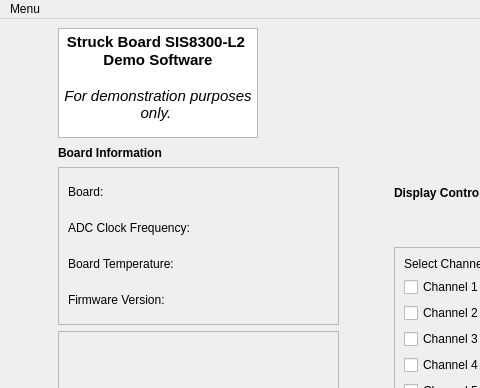
Qt form main_window.ui (cagil-gumus/Demo_Software) before a commit; both pictures show x 0 to 480 and y 0 to 388 of the 773 by 604 pixel window.
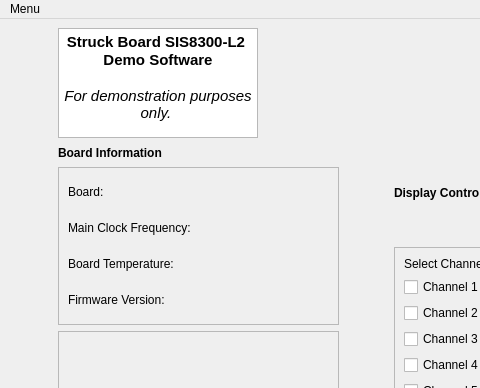
The same form after that commit. Icons and pictures are not drawn.

Commit message: main_window.ui ==> adcclock label changed to mainclock main.py ===> boardinfombuttonispressed added deviceaccess ===> read changed to readraw

What changed in the file:
```diff
--- a/main_window.ui
+++ b/main_window.ui
@@ -251,7 +251,7 @@
          <item>
           <widget class="QLabel" name="label_adcclock">
            <property name="text">
-            <string>ADC Clock Frequency:</string>
+            <string>Main Clock Frequency:</string>
            </property>
           </widget>
          </item>
```
Left out of the diff: 2 changed lines with no effect on the pictures. The commit also changes 2 other files.
